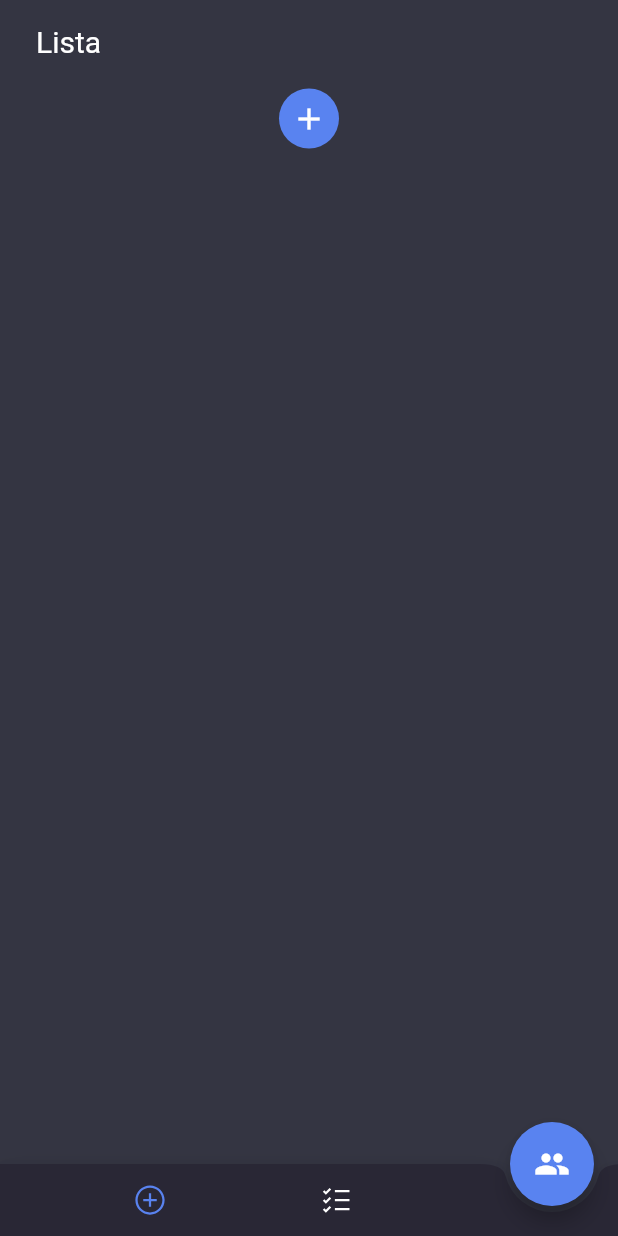
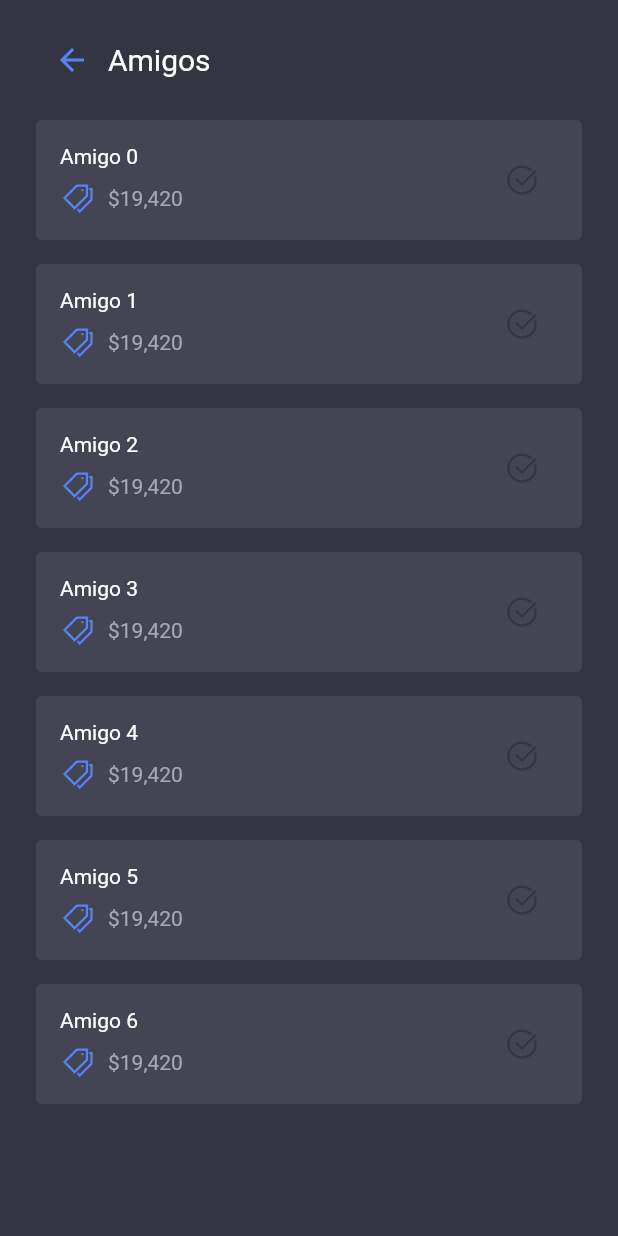
Before and after one commit to Franklinz98/ShoppingForFriends, a Flutter app: the screen it shows after launch, after a tap on the "group" icon, on a phone screen of 412 x 824 dp. Run offline on Flutter 3.47's test engine with Material 2 defaults, Android fonts, the phone set to English and light mode, and no system bars; our stand-ins replace google_fonts, line_icons.

Commit message:
Friends list finished: just need to implement the backend

```diff
--- a/lib/app/app.dart
+++ b/lib/app/app.dart
@@ -13,6 +13,7 @@ class ShoppingForFriendsApp extends StatelessWidget {
     SystemChrome.setPreferredOrientations([
       DeviceOrientation.portraitUp,
     ]);
+    final ContentProvider contentProvider = ContentProvider();
     return MaterialApp(
       title: 'Shopping For Friends',
       theme: ThemeData(
@@ -22,8 +23,10 @@ class ShoppingForFriendsApp extends StatelessWidget {
           ),
           scaffoldBackgroundColor: AppColors.tuna),
       home: ChangeNotifierProvider(
-        create: (context) => ContentProvider(),
-        child: MainContainer(),
+        create: (context) => contentProvider,
+        child: MainContainer(
+          contentProvider: contentProvider,
+        ),
       ),
     );
   }
--- /dev/null
+++ b/lib/models/friend_list.dart
@@ -0,0 +1,19 @@
+import 'dart:collection';
+import 'package:flutter/foundation.dart';
+import 'package:shopping_for_friends/models/product.dart';
+
+class FriendList {
+  final String name;
+  final String uid;
+  final int total;
+  final UnmodifiableListView<Product> list;
+  bool checked;
+
+  FriendList({
+    @required this.name,
+    @required this.uid,
+    @required this.total,
+    @required this.list,
+    @required this.checked,
+  });
+}
--- a/lib/providers/content_provider.dart
+++ b/lib/providers/content_provider.dart
@@ -1,20 +1,20 @@
 import 'dart:collection';
 
 import 'package:flutter/cupertino.dart';
+import 'package:shopping_for_friends/models/friend_list.dart';
 import 'package:shopping_for_friends/models/product.dart';
 
 class ContentProvider extends ChangeNotifier {
   List<Product> _myList = [];
-  List<UnmodifiableListView> _friendsLists = [];
-  List<String> _friendsList = [];
+  List<FriendList> _friendsLists = [];
+  List<String> _selectedFriends = [];
 
   UnmodifiableListView<Product> get myList => UnmodifiableListView(_myList);
-  UnmodifiableListView<UnmodifiableListView> get friendsLists =>
-      UnmodifiableListView<UnmodifiableListView>(_friendsLists);
-  UnmodifiableListView<String> get friendList =>
-      UnmodifiableListView(_friendsList);
+  UnmodifiableListView<FriendList> get friendsLists =>
+      UnmodifiableListView(_friendsLists);
 
   int get length => _myList.length;
+  int get friendsLength => _friendsLists.length;
 
   void addProduct(Product product) {
     _myList.add(product);
@@ -36,13 +36,27 @@ class ContentProvider extends ChangeNotifier {
     notifyListeners();
   }
 
-  void addFriendList(String uid) {
-    _friendsList.add(uid);
+  bool isSelected(String uid) {
+    return _selectedFriends.contains(uid);
+  }
+
+  void switchFriendListState(FriendList friendList) {
+    if (_selectedFriends.contains(friendList.uid)) {
+      _selectedFriends.remove(friendList.uid);
+      friendList.checked = false;
+    } else {
+      _selectedFriends.add(friendList.uid);
+      friendList.checked = true;
+    }
     notifyListeners();
   }
 
-  void addFriendLists(List list) {
-    _friendsLists.add(UnmodifiableListView(list));
+  void resetFriendLists() {
+    _friendsLists.clear();
+  }
+
+  void addFriendLists(List<FriendList> list) {
+    _friendsLists.addAll(list);
     notifyListeners();
   }
 }
--- a/lib/screens/auth_container.dart
+++ b/lib/screens/auth_container.dart
@@ -62,10 +62,10 @@ class _AuthContainerState extends State<AuthContainer> {
 
   @override
   Widget build(BuildContext context) {
-    return SafeArea(
-      child: Scaffold(
-        key: widget._scaffoldKey,
-        body: Padding(
+    return Scaffold(
+      key: widget._scaffoldKey,
+      body: SafeArea(
+        child: Padding(
           padding: const EdgeInsets.all(24.0),
           child: AnimatedSwitcher(
               duration: const Duration(milliseconds: 500), child: content),
--- /dev/null
+++ b/lib/screens/friends_selection.dart
@@ -0,0 +1,100 @@
+import 'dart:collection';
+import 'dart:math';
+
+import 'package:flutter/material.dart';
+import 'package:google_fonts/google_fonts.dart';
+import 'package:intl/intl.dart';
+import 'package:line_icons/line_icons.dart';
+import 'package:shopping_for_friends/constants/colors.dart';
+import 'package:shopping_for_friends/models/friend_list.dart';
+import 'package:shopping_for_friends/providers/content_provider.dart';
+import 'package:shopping_for_friends/widgets/components/friend_selection_item.dart';
+
+class FriendSelection extends StatefulWidget {
+  final copFormatter =
+      NumberFormat.currency(name: "COP", symbol: "\$", decimalDigits: 0);
+  final ContentProvider contentNotifier;
+
+  FriendSelection({Key key, @required this.contentNotifier}) : super(key: key);
+
+  @override
+  _FriendSelectionState createState() => _FriendSelectionState();
+}
+
+class _FriendSelectionState extends State<FriendSelection> {
+  @override
+  void initState() {
+    super.initState();
+    widget.contentNotifier.resetFriendLists();
+    final List<FriendList> items = List<FriendList>.generate(
+      7,
+      (i) => FriendList(
+        name: "Amigo $i",
+        uid: "UID$i",
+        total: Random().nextInt(90000),
+        list: UnmodifiableListView([]),
+        checked: widget.contentNotifier.isSelected("UID$i"),
+      ),
+    );
+    WidgetsBinding.instance.addPostFrameCallback((_) {
+      widget.contentNotifier.addFriendLists(items);
+    });
+  }
+
+  @override
+  Widget build(BuildContext context) {
+    return Scaffold(
+      body: SafeArea(
+        child: Column(
+          crossAxisAlignment: CrossAxisAlignment.stretch,
+          children: <Widget>[
+            SizedBox(
+              height: 16.0,
+            ),
+            Padding(
+              padding: const EdgeInsets.symmetric(horizontal: 24.0),
+              child: Row(
+                children: <Widget>[
+                  IconButton(
+                    icon: Icon(
+                      Icons.arrow_back,
+                      color: AppColors.cornflower_blue,
+                    ),
+                    onPressed: () {
+                      Navigator.pop(context);
+                    },
+                  ),
+                  Text(
+                    "Amigos",
+                    style: TextStyle(
+                      fontFamily: "Roboto",
+                      fontSize: 20,
+                      color: Colors.white,
+                    ),
+                  ),
+                ],
+              ),
+            ),
+            Expanded(
+              child: ListView.builder(
+                padding: EdgeInsets.symmetric(horizontal: 24.0, vertical: 8.0),
+                itemBuilder: (_, index) {
+                  FriendList friendList =
+                      widget.contentNotifier.friendsLists[index];
+                  return FriendSelectionTile(
+                    friendList: friendList,
+                    formatter: widget.copFormatter,
+                    onTap: () {
+                      widget.contentNotifier.switchFriendListState(friendList);
+                    },
+                  );
+                },
+                itemCount: widget.contentNotifier.friendsLength,
+              ),
+            ),
+          ],
+        ),
+      ),
+    );
+  }
+}
--- a/lib/screens/main_container.dart
+++ b/lib/screens/main_container.dart
@@ -3,10 +3,15 @@ import 'package:line_icons/line_icons.dart';
 import 'package:provider/provider.dart';
 import 'package:shopping_for_friends/constants/colors.dart';
 import 'package:shopping_for_friends/providers/content_provider.dart';
+import 'package:shopping_for_friends/screens/friends_selection.dart';
 import 'package:shopping_for_friends/widgets/draft/draft.dart';
 
 class MainContainer extends StatefulWidget {
+  final ContentProvider contentProvider;
   final _scaffoldKey = GlobalKey<ScaffoldState>();
+
+  MainContainer({Key key, @required this.contentProvider}) : super(key: key);
+
   @override
   _MainContainerState createState() => _MainContainerState();
 }
@@ -20,7 +25,23 @@ class _MainContainerState extends State<MainContainer> {
     super.initState();
     _fab = FloatingActionButton(
       heroTag: 'Show Friends',
-      onPressed: () {},
+      onPressed: () {
+        Navigator.push(
+          context,
+          MaterialPageRoute(
+            builder: (context) => ChangeNotifierProvider<ContentProvider>.value(
+              value: widget.contentProvider,
+              child: Consumer<ContentProvider>(
+                builder: (context, contentNotifier, child) {
+                  return FriendSelection(
+                    contentNotifier: contentNotifier,
+                  );
+                },
+              ),
+            ),
+          ),
+        );
+      },
       child: Icon(Icons.group),
     );
     _selectedScreen = SelectedScreen.edit;
@@ -28,15 +49,16 @@ class _MainContainerState extends State<MainContainer> {
 
   @override
   Widget build(BuildContext context) {
-    return SafeArea(
-      child: Scaffold(
+    return Scaffold(
       key: widget._scaffoldKey,
-        body: Consumer<ContentProvider>(
+      body: SafeArea(
+        child: Consumer<ContentProvider>(
           builder: (context, contentNotifier, child) {
             return DraftList(
               contentNotifier: contentNotifier,
             );
           },
+        ),
       ),
       floatingActionButton: _fab,
       floatingActionButtonLocation: FloatingActionButtonLocation.endDocked,
@@ -78,7 +100,6 @@ class _MainContainerState extends State<MainContainer> {
           ),
         ),
       ),
-      ),
     );
   }
 }
--- a/lib/screens/product_search.dart
+++ b/lib/screens/product_search.dart
@@ -24,10 +24,10 @@ class SearchScreen extends StatefulWidget {
 class _SearchScreenState extends State<SearchScreen> {
   @override
   Widget build(BuildContext context) {
-    return SafeArea(
-      child: Scaffold(
-        key: widget._scaffoldKey,
-        body: Column(
+    return Scaffold(
+      key: widget._scaffoldKey,
+      body: SafeArea(
+        child: Column(
           crossAxisAlignment: CrossAxisAlignment.stretch,
           children: <Widget>[
             Padding(
--- /dev/null
+++ b/lib/widgets/components/friend_selection_item.dart
@@ -0,0 +1,79 @@
+import 'package:flutter/material.dart';
+import 'package:google_fonts/google_fonts.dart';
+import 'package:intl/intl.dart';
+import 'package:line_icons/line_icons.dart';
+import 'package:shopping_for_friends/constants/colors.dart';
+import 'package:shopping_for_friends/models/friend_list.dart';
+
+class FriendSelectionTile extends StatelessWidget {
+  final FriendList friendList;
+  final NumberFormat formatter;
+  final GestureTapCallback onTap;
+
+  const FriendSelectionTile({
+    Key key,
+    @required this.friendList,
+    @required this.formatter,
+    @required this.onTap,
+  }) : super(key: key);
+
+  @override
+  Widget build(BuildContext context) {
+    return Padding(
+      padding: EdgeInsets.symmetric(vertical: 8.0),
+      child: Container(
+        padding: EdgeInsets.symmetric(vertical: 12.0),
+        decoration: BoxDecoration(
+          color: AppColors.gun_powder,
+          borderRadius: BorderRadius.circular(4.00),
+        ),
+        child: ListTile(
+          dense: true,
+          title: Column(
+            crossAxisAlignment: CrossAxisAlignment.stretch,
+            children: <Widget>[
+              Text(
+                friendList.name,
+                style: GoogleFonts.roboto(
+                  fontSize: 14,
+                  color: Colors.white,
+                ),
+              ),
+              SizedBox(
+                height: 8.0,
+              ),
+              Row(
+                children: <Widget>[
+                  Icon(
+                    LineIcons.tags,
+                    color: AppColors.cornflower_blue,
+                  ),
+                  SizedBox(
+                    width: 8.0,
+                  ),
+                  Text(
+                    formatter.format(friendList.total),
+                    textAlign: TextAlign.right,
+                    style: GoogleFonts.roboto(
+                      fontSize: 14,
+                      color: AppColors.spun_pearl,
+                    ),
+                  ),
+                ],
+              ),
+            ],
+          ),
+          trailing: IconButton(
+              icon: Icon(
+                LineIcons.check_circle,
+                color: friendList.checked
+                    ? AppColors.cornflower_blue
+                    : AppColors.tuna,
+              ),
+              onPressed: this.onTap),
+          onTap: this.onTap,
+        ),
+      ),
+    );
+  }
+}
```
Lines whose indentation alone changed are shown as unchanged.
